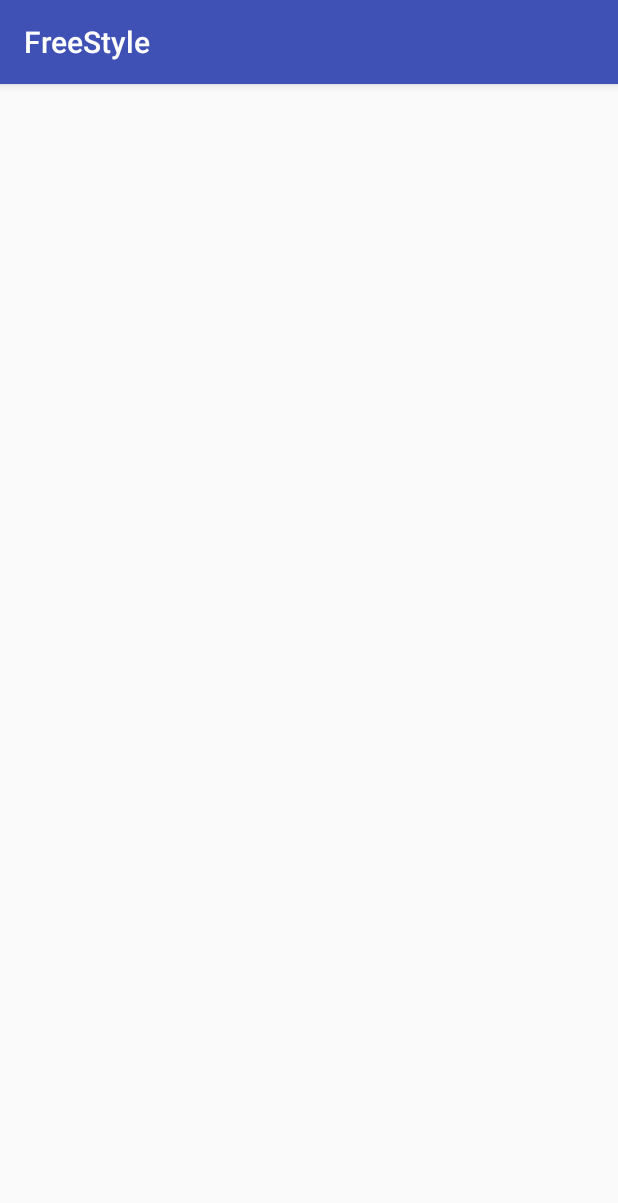
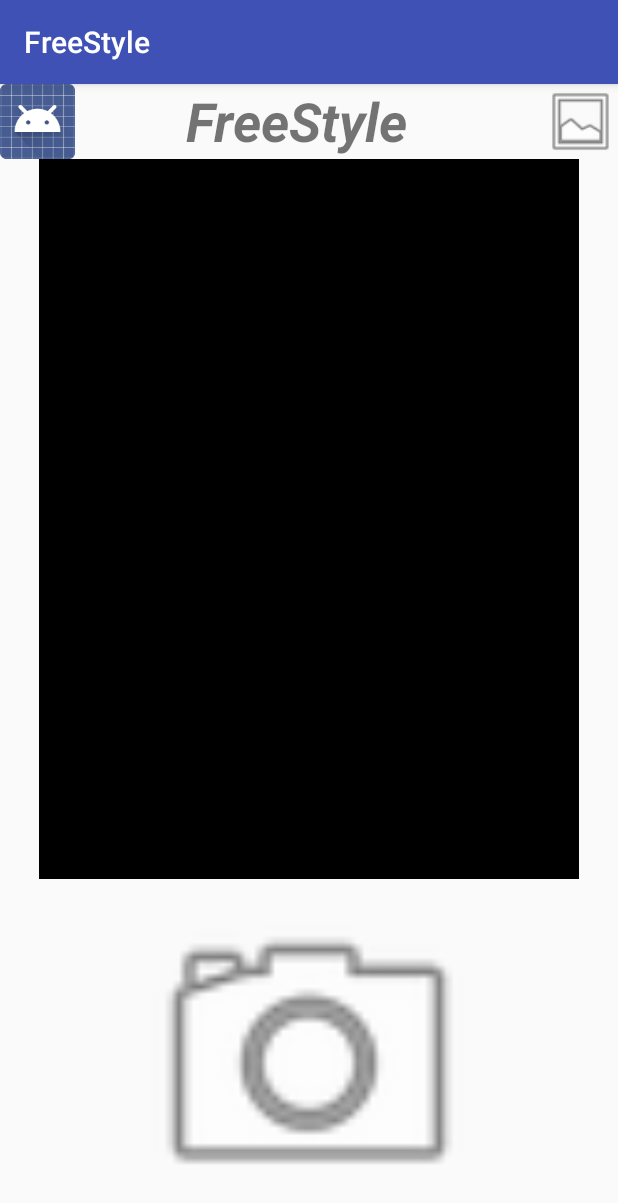
Before and after one commit to SuperMario233/phototransform-front, an Android app: the screen it shows after launch (main_photo), on a phone screen of 412 x 824 dp. Shown: the top 1203 px of the screen. Run offline under Robolectric (Android 15) with nearby library versions, the phone set to English and light mode, and no system bars.

Commit message:
main_camera和prepublish完成了界面设计，但还没有开始逻辑层的代码工作……

```diff
--- a/app/src/main/res/layout/activity_main_photo.xml
+++ b/app/src/main/res/layout/activity_main_photo.xml
@@ -1,9 +1,68 @@
 <?xml version="1.0" encoding="utf-8"?>
-<android.support.constraint.ConstraintLayout xmlns:android="http://schemas.android.com/apk/res/android"
+<LinearLayout xmlns:android="http://schemas.android.com/apk/res/android"
     xmlns:app="http://schemas.android.com/apk/res-auto"
     xmlns:tools="http://schemas.android.com/tools"
     android:layout_width="match_parent"
     android:layout_height="match_parent"
-    tools:context=".main_photo">
+    tools:context=".main_photo"
+    android:orientation="vertical">
+<RelativeLayout
+    android:layout_width="match_parent"
+    android:layout_height="50dp">
 
-</android.support.constraint.ConstraintLayout>
+    <ImageView
+        android:id="@+id/sign_in"
+        android:layout_width="50dp"
+        android:layout_height="50dp"
+        app:srcCompat="@android:drawable/sym_def_app_icon"
+        tools:layout_editor_absoluteX="0dp"
+        tools:layout_editor_absoluteY="0dp" />
+
+    <TextView
+        android:id="@+id/Freestyle"
+        android:layout_width="163dp"
+        android:layout_height="50dp"
+        android:layout_margin="0dp"
+        android:text="FreeStyle"
+        android:textSize="36sp"
+        android:textStyle="bold|italic"
+        android:layout_centerInParent="true"
+        tools:layout_editor_absoluteY="0dp" />
+
+    <ImageView
+        android:id="@+id/gallery"
+        android:layout_width="50dp"
+        android:layout_height="50dp"
+        app:srcCompat="@android:drawable/ic_menu_gallery"
+        android:layout_alignParentEnd="true"
+        tools:layout_editor_absoluteX="318dp"
+        tools:layout_editor_absoluteY="1dp" />
+
+</RelativeLayout>
+
+    <RelativeLayout
+        android:layout_width="match_parent"
+        android:layout_height="480dp">
+
+        <ImageView
+            android:id="@+id/camera_in"
+            android:layout_width="360dp"
+            android:layout_height="480dp"
+            android:layout_centerInParent="true"
+            android:adjustViewBounds="false"
+            android:background="@android:color/background_dark"
+            android:clickable="false"
+            app:srcCompat="@android:color/black"
+            tools:layout_editor_absoluteX="20dp"
+            tools:layout_editor_absoluteY="20dp" />
+    </RelativeLayout>
+    <ImageView
+        android:id="@+id/photo_button"
+        android:layout_width="match_parent"
+        android:layout_height="41dp"
+        android:layout_weight="1"
+        app:srcCompat="@android:drawable/ic_menu_camera"
+        tools:layout_editor_absoluteX="172dp"
+        tools:layout_editor_absoluteY="473dp" />
+
+</LinearLayout>
```
Also changed, not shown: app/src/main/res/layout/activity_prepublish.xml (+55 -2 lines).
